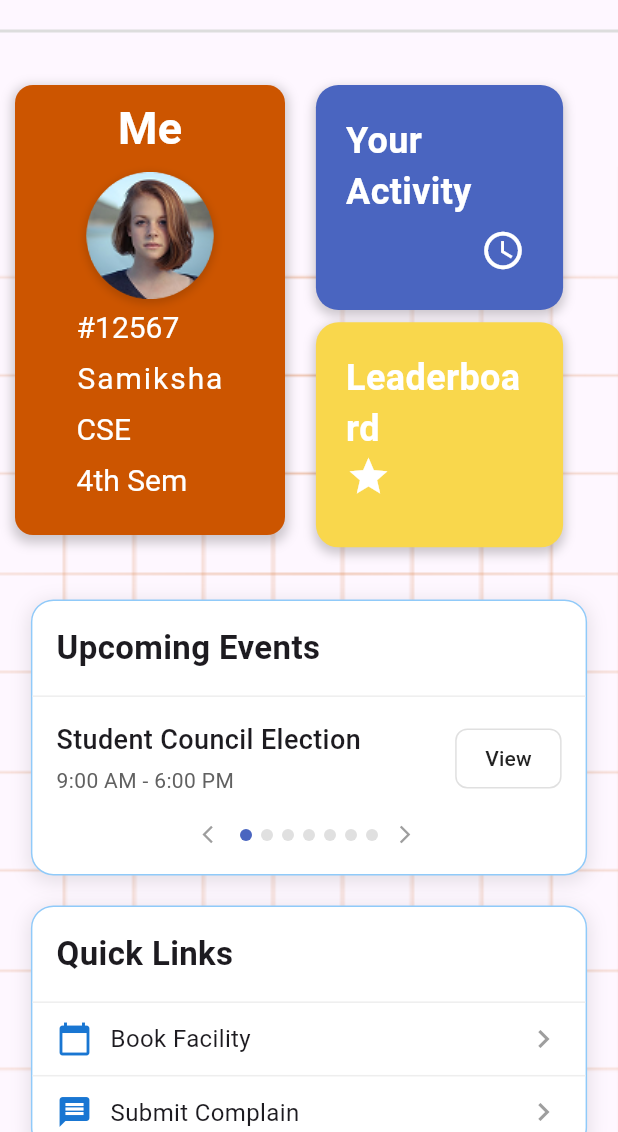
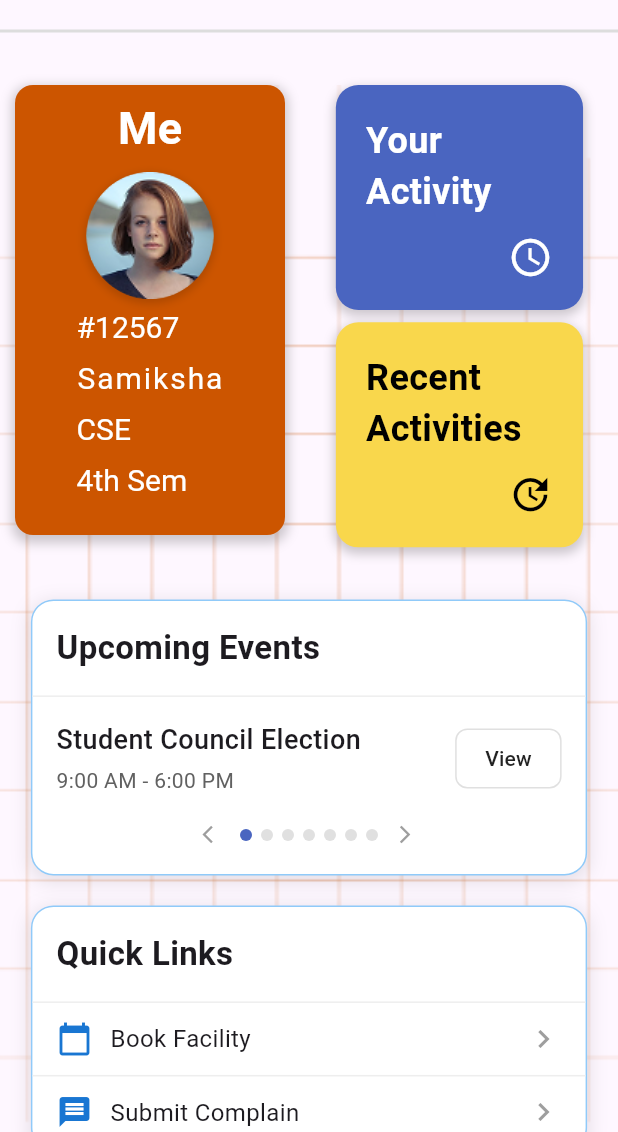
Before and after one commit to Codewithmahesh/EduOrbit, a Flutter app: the MyHomePage screen opened directly, on a phone screen of 412 x 824 dp, the part 104-1236 px from its top. Run offline on Flutter 3.47's test engine with Material 3 defaults, Android fonts, the phone set to English and light mode, and no system bars; Roboto replaces fonts that are missing (Poppins).

Commit message:
final add

```diff
--- a/lib/category.dart
+++ b/lib/category.dart
@@ -107,12 +107,12 @@ class _CategoryScreenState extends State<CategoryScreen> {
                         _buildSidebarIcon(1, 'Voting', Icons.phone_android),
                         _buildSidebarIcon(3, 'Complains', Icons.chat_bubble),
                         _buildSidebarIcon(4, 'Accounting', Icons.payment),
-                        _buildSidebarIcon(5, 'Facility Booking', Icons.calendar_today),
+                        _buildSidebarIcon(
+                            5, 'Facility Booking', Icons.calendar_today),
                         _buildSidebarIcon(6, 'Notes', Icons.description),
                       ],
                     ),
                   ),
-
                 ],
               ),
             ),
--- a/lib/components/QuickLinks.dart
+++ b/lib/components/QuickLinks.dart
@@ -1,4 +1,5 @@
 // ignore_for_file: unused_local_variable
+import 'package:edu_orbit/anonymous.dart';
 import 'package:flutter/material.dart';
 
 class QuickLinks extends StatefulWidget {
@@ -8,7 +9,8 @@ class QuickLinks extends StatefulWidget {
   State<QuickLinks> createState() => _QuickLinksState();
 }
 
-class _QuickLinksState extends State<QuickLinks> with SingleTickerProviderStateMixin {
+class _QuickLinksState extends State<QuickLinks>
+    with SingleTickerProviderStateMixin {
   late AnimationController _animationController;
   late Animation<Offset> _slideAnimation;
   late Animation<double> _fadeAnimation;
@@ -98,13 +100,21 @@ class _QuickLinksState extends State<QuickLinks> with SingleTickerProviderStateM
               // Book Facility option
               InkWell(
                 onTap: () {
-                  // Add navigation logic here
+                  Navigator.push(
+                    context,
+                    MaterialPageRoute(
+                      builder: (context) =>
+                          ComplaintScreen(), // Replace with your screen
+                    ),
+                  );
                 },
                 child: Padding(
-                  padding: const EdgeInsets.symmetric(vertical: 12.0, horizontal: 16.0),
+                  padding: const EdgeInsets.symmetric(
+                      vertical: 12.0, horizontal: 16.0),
                   child: Row(
                     children: [
-                      Icon(Icons.calendar_today, size: 24, color: Colors.blue.shade700),
+                      Icon(Icons.calendar_today,
+                          size: 24, color: Colors.blue.shade700),
                       SizedBox(width: 12),
                       Text(
                         'Book Facility',
@@ -129,10 +139,12 @@ class _QuickLinksState extends State<QuickLinks> with SingleTickerProviderStateM
                   // Add navigation logic here
                 },
                 child: Padding(
-                  padding: const EdgeInsets.symmetric(vertical: 12.0, horizontal: 16.0),
+                  padding: const EdgeInsets.symmetric(
+                      vertical: 12.0, horizontal: 16.0),
                   child: Row(
                     children: [
-                      Icon(Icons.message, size: 24, color: Colors.blue.shade700),
+                      Icon(Icons.message,
+                          size: 24, color: Colors.blue.shade700),
                       SizedBox(width: 12),
                       Text(
                         'Submit Complain',
--- a/lib/homePage.dart
+++ b/lib/homePage.dart
@@ -13,7 +13,6 @@ class MyHomePage extends StatefulWidget {
 
 class _MyHomePageState extends State<MyHomePage>
     with SingleTickerProviderStateMixin {
-  // Animation controller
   late AnimationController _animationController;
   late Animation<Offset> _profileSlideAnimation;
   late Animation<Offset> _activityCardSlideAnimation;
@@ -26,13 +25,11 @@ class _MyHomePageState extends State<MyHomePage>
   void initState() {
     super.initState();
 
-    // Initialize animation controller with slower duration for smoother effect
     _animationController = AnimationController(
       vsync: this,
       duration: Duration(milliseconds: 1500),
     );
 
-    // Profile card slides from left (-1.0) to original position (0.0)
     _profileSlideAnimation = Tween<Offset>(
       begin: Offset(-1.5, 0.0),
       end: Offset.zero,
@@ -41,7 +38,6 @@ class _MyHomePageState extends State<MyHomePage>
       curve: Interval(0.0, 0.7, curve: Curves.easeOutQuint),
     ));
 
-    // First activity card slides from right (1.0) to original position (0.0)
     _activityCardSlideAnimation = Tween<Offset>(
       begin: Offset(1.5, 0.0),
       end: Offset.zero,
@@ -50,8 +46,6 @@ class _MyHomePageState extends State<MyHomePage>
       curve: Interval(0.1, 0.8, curve: Curves.easeOutQuint),
     ));
 
-    // Second activity card slides from right (1.0) to original position (0.0)
-    // with slight delay after the first card
     _recentActivityCardSlideAnimation = Tween<Offset>(
       begin: Offset(1.5, 0.0),
       end: Offset.zero,
@@ -60,7 +54,6 @@ class _MyHomePageState extends State<MyHomePage>
       curve: Interval(0.3, 0.9, curve: Curves.easeOutQuint),
     ));
 
-    // Add fade animations for more smoothness
     _profileFadeAnimation = Tween<double>(
       begin: 0.0,
       end: 1.0,
@@ -85,7 +78,6 @@ class _MyHomePageState extends State<MyHomePage>
       curve: Interval(0.3, 0.8, curve: Curves.easeIn),
     ));
 
-    // Add a small delay before starting animation for a better user experience
     Future.delayed(Duration(milliseconds: 100), () {
       _animationController.forward();
     });
@@ -105,14 +97,13 @@ class _MyHomePageState extends State<MyHomePage>
     return SafeArea(
       child: Scaffold(
         body: SingleChildScrollView(
+          physics: AlwaysScrollableScrollPhysics(),
           child: Column(
             crossAxisAlignment: CrossAxisAlignment.start,
             children: [
               _buildLogoSection(),
-              Container(
-                height: screenHeight, // Adjust this value as needed
-                child: _buildMainContent(screenWidth, screenHeight),
-              ),
+              // Removed fixed height container here
+              _buildMainContent(screenWidth, screenHeight),
             ],
           ),
         ),
@@ -147,6 +138,7 @@ class _MyHomePageState extends State<MyHomePage>
   Widget _buildMainContent(double screenWidth, double screenHeight) {
     return Container(
       width: double.infinity,
+      // Removed fixed height here
       decoration: BoxDecoration(
         image: DecorationImage(
           image: AssetImage('assets/images/Group_69.png'),
@@ -155,13 +147,13 @@ class _MyHomePageState extends State<MyHomePage>
         ),
       ),
       child: Column(
+        mainAxisSize: MainAxisSize.min, // This helps fit content properly
         children: [
           Padding(
             padding: const EdgeInsets.symmetric(horizontal: 10),
             child: Row(
               crossAxisAlignment: CrossAxisAlignment.start,
               children: [
-                // Animated profile card from left with fade
                 FadeTransition(
                   opacity: _profileFadeAnimation,
                   child: SlideTransition(
@@ -170,14 +162,21 @@ class _MyHomePageState extends State<MyHomePage>
                   ),
                 ),
                 SizedBox(width: screenWidth * 0.05),
-                _buildAnimatedRightColumnWidgets(screenWidth, screenHeight),
+                Expanded(
+                  // Added Expanded to ensure the right column respects screen boundaries
+                  child: _buildAnimatedRightColumnWidgets(
+                      screenWidth, screenHeight),
+                ),
               ],
             ),
           ),
-          // Add the UpcomingEventsCard below the existing content
           SizedBox(height: screenHeight * 0.03),
           UpcomingEventsCard(),
-          QuickLinks(),
+          // Added padding at the bottom to ensure enough space
+          Padding(
+            padding: const EdgeInsets.only(bottom: 20.0),
+            child: QuickLinks(),
+          ),
         ],
       ),
     );
@@ -187,7 +186,6 @@ class _MyHomePageState extends State<MyHomePage>
       double screenWidth, double screenHeight) {
     return Column(
       children: [
-        // Animated first activity card from right with fade
         FadeTransition(
           opacity: _activityFadeAnimation,
           child: SlideTransition(
@@ -196,7 +194,6 @@ class _MyHomePageState extends State<MyHomePage>
           ),
         ),
         SizedBox(height: screenHeight * 0.01),
-        // Animated second activity card from right with delay and fade
         FadeTransition(
           opacity: _recentActivityFadeAnimation,
           child: SlideTransition(
@@ -252,6 +249,7 @@ class _MyHomePageState extends State<MyHomePage>
         shape: BoxShape.circle,
         image: DecorationImage(
           image: AssetImage('assets/images/man.png'),
+          fit: BoxFit.cover,
         ),
         boxShadow: [
           BoxShadow(
@@ -302,8 +300,8 @@ class _MyHomePageState extends State<MyHomePage>
       height: 150,
       width: screenWidth * 0.4,
       decoration: BoxDecoration(
-        color: Color(0xFF4A65C0), // Solid blue color from the image
-        borderRadius: BorderRadius.circular(15), // Rounded corners
+        color: Color(0xFF4A65C0),
+        borderRadius: BorderRadius.circular(15),
         boxShadow: [
           BoxShadow(
             color: Colors.black.withOpacity(0.2),
@@ -317,36 +315,21 @@ class _MyHomePageState extends State<MyHomePage>
         padding: const EdgeInsets.all(20.0),
         child: Column(
           crossAxisAlignment: CrossAxisAlignment.start,
-          mainAxisAlignment: MainAxisAlignment.center,
           children: [
-            Text(
-              "Your",
+            Text("Your",
                 style: TextStyle(
                     fontSize: 24,
                     fontWeight: FontWeight.bold,
-                color: Colors.white,
-              ),
-            ),
-            Text(
-              "Activity",
+                    color: Colors.white)),
+            Text("Activity",
                 style: TextStyle(
                     fontSize: 24,
                     fontWeight: FontWeight.bold,
-                color: Colors.white,
-              ),
-            ),
+                    color: Colors.white)),
             Spacer(),
             Align(
               alignment: Alignment.bottomRight,
-              child: Container(
-                height: 40,
-                width: 40,
-                child: Icon(
-                  Icons.access_time,
-                  color: Colors.white,
-                  size: 30,
-                ),
-              ),
+              child: Icon(Icons.access_time, size: 30, color: Colors.white),
             ),
           ],
         ),
@@ -360,8 +343,8 @@ class _MyHomePageState extends State<MyHomePage>
       height: 150,
       width: screenWidth * 0.4,
       decoration: BoxDecoration(
-        color: Color(0xFFF9D74C), // Solid yellow color from the image
-        borderRadius: BorderRadius.circular(15), // Rounded corners
+        color: Color(0xFFF9D74C),
+        borderRadius: BorderRadius.circular(15),
         boxShadow: [
           BoxShadow(
             color: Colors.black.withOpacity(0.2),
@@ -375,18 +358,22 @@ class _MyHomePageState extends State<MyHomePage>
         padding: const EdgeInsets.all(20.0),
         child: Column(
           crossAxisAlignment: CrossAxisAlignment.start,
-          mainAxisAlignment: MainAxisAlignment.center,
           children: [
-            Text(
-              "Leaderboard",
+            Text("Recent",
                 style: TextStyle(
                     fontSize: 24,
                     fontWeight: FontWeight.bold,
-                color: Colors.white,
+                    color: Colors.black)),
+            Text("Activities",
+                style: TextStyle(
+                    fontSize: 24,
+                    fontWeight: FontWeight.bold,
+                    color: Colors.black)),
+            Spacer(),
+            Align(
+              alignment: Alignment.bottomRight,
+              child: Icon(Icons.update, size: 30, color: Colors.black),
             ),
-            ),
-            Icon(Icons.star, color: Colors.white, size: 30),
-            Spacer(),
           ],
         ),
       ),
--- a/lib/main.dart
+++ b/lib/main.dart
@@ -1,5 +1,4 @@
 // ignore_for_file: prefer_const_constructors
-import 'package:edu_orbit/anonymous.dart';
 import 'package:edu_orbit/splashScreen.dart';
 import 'package:flutter/material.dart';
 
```
Lines whose indentation alone changed are shown as unchanged.
